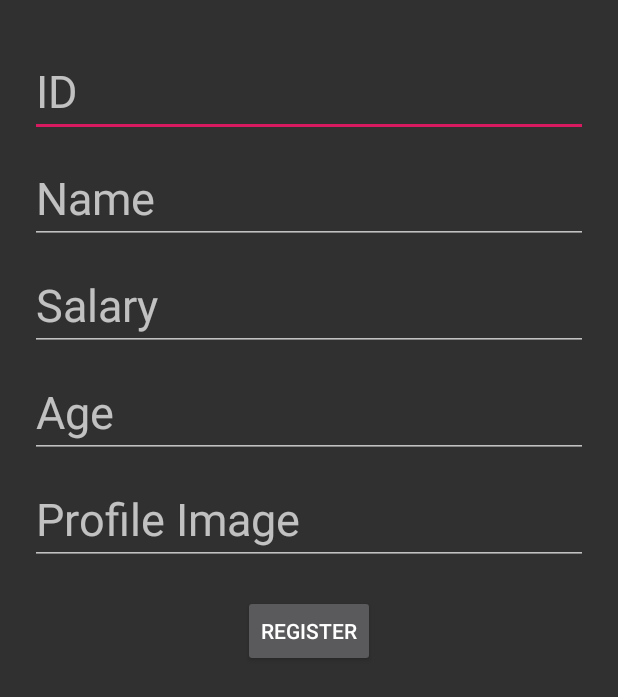
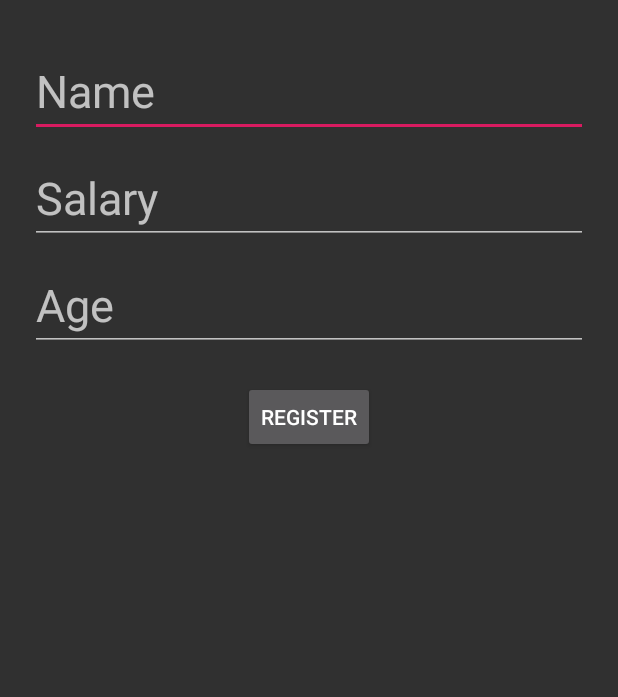
Before and after one commit to sarbajeetchhetri/ApI_Insert, an Android app: the RegisterActivity screen opened directly, with no data from a screen before it, after a tap on "REGISTER", on a phone screen of 412 x 824 dp. Shown: the top 697 px of the screen. Run offline under Robolectric (Android 15) with nearby library versions, the phone set to English and light mode, and no system bars; 3 statements that could not run were skipped.

```diff
--- a/app/src/main/java/ClientAPI/EmployeeAPI.java
+++ b/app/src/main/java/ClientAPI/EmployeeAPI.java
@@ -3,8 +3,13 @@ package ClientAPI;
 import java.util.List;
 
 import model.Employee;
+import model.EmployeeCUD;
 import retrofit2.Call;
+import retrofit2.http.Body;
+import retrofit2.http.DELETE;
 import retrofit2.http.GET;
+import retrofit2.http.POST;
+import retrofit2.http.PUT;
 import retrofit2.http.Path;
 
 public interface EmployeeAPI {
@@ -12,8 +17,16 @@ public interface EmployeeAPI {
     @GET("employees")
     Call<List<Employee>> getEmployee();
 
+    @POST("create")
+    Call<Void> registerEmployee(@Body EmployeeCUD emp);
+
     @GET("employee/{empID}")
     Call<Employee> getEmployeeByID(@Path("empID") int empID);
 
+    @PUT("update/{empID}")
+    Call<Void> updateEmployee(@Path("empID") int empID, @Body EmployeeCUD emp);
+
+    @DELETE ("delete/{empID}")
+    Call<Void> deleteEmployee(@Path("empID") int empID);
 
 }
--- a/app/src/main/java/com/example/apifirst/RegisterActivity.java
+++ b/app/src/main/java/com/example/apifirst/RegisterActivity.java
@@ -6,9 +6,19 @@ import android.os.Bundle;
 import android.view.View;
 import android.widget.Button;
 import android.widget.EditText;
+import android.widget.Toast;
+
+import ClientAPI.EmployeeAPI;
+import model.EmployeeCUD;
+import retrofit2.Call;
+import retrofit2.Callback;
+import retrofit2.Response;
+import retrofit2.Retrofit;
+import retrofit2.converter.gson.GsonConverterFactory;
 
 public class RegisterActivity extends AppCompatActivity {
-    private EditText etID, etName, etSalary, etAge, etProfile;
+    private static final String BaseURL ="http://dummy.restapiexample.com/api/v1/";
+    private EditText etName, etSalary, etAge;
     private Button btnRegister;
 
     @Override
@@ -16,30 +26,54 @@ public class RegisterActivity extends AppCompatActivity {
         super.onCreate(savedInstanceState);
         setContentView(R.layout.activity_register);
 
-        etID = findViewById(R.id.etID);
         etName = findViewById(R.id.etName);
         etSalary = findViewById(R.id.etSalary);
         etAge = findViewById(R.id.etAge);
-        etProfile = findViewById(R.id.etProfile);
 
         btnRegister = findViewById(R.id.btnRegister);
 
         btnRegister.setOnClickListener(new View.OnClickListener() {
             @Override
             public void onClick(View v) {
-                String name,profile;
-                int id,age;
-                float salary;
+               Register();
 
-                name = etName.getText().toString();
-                profile = etProfile.getText().toString();
-                id = Integer.parseInt(etID.getText().toString());
-                age =Integer.parseInt(etAge.getText().toString());
-                salary =Float.parseFloat(etSalary.getText().toString());
+            }
+        });
+    }
+    private void Register(){
+        String name;
+        int age;
+        float salary;
 
+        name = etName.getText().toString();
+        age =Integer.parseInt(etAge.getText().toString());
+        salary =Float.parseFloat(etSalary.getText().toString());
+
+        EmployeeCUD employee = new EmployeeCUD(name, salary, age);
+
+        Retrofit retrofit =new Retrofit.Builder()
+                .baseUrl(BaseURL)
+                .addConverterFactory(GsonConverterFactory.create())
+                .build();
+
+        EmployeeAPI employeeAPI  = retrofit.create(EmployeeAPI.class);
+
+        Call<Void> voidCall = employeeAPI.registerEmployee(employee);
+
+        voidCall.enqueue(new Callback<Void>() {
+            @Override
+            public void onResponse(Call<Void> call, Response<Void> response) {
+                Toast.makeText(RegisterActivity.this,"Successfully Registered",Toast.LENGTH_SHORT).show();
+            }
+
+            @Override
+            public void onFailure(Call<Void> call, Throwable t) {
+                Toast.makeText(RegisterActivity.this,"Error" + t.getLocalizedMessage(),Toast.LENGTH_SHORT).show();
 
 
             }
         });
+
+
     }
 }
--- /dev/null
+++ b/app/src/main/java/model/EmployeeCUD.java
@@ -0,0 +1,55 @@
+package model;
+
+public class EmployeeCUD {
+    private int id;
+    private String name;
+    private float salary;
+    private int age;
+    private String profile_iamge;
+
+    public EmployeeCUD(String name, float salary, int age) {
+        this.name = name;
+        this.salary = salary;
+        this.age = age;
+    }
+
+    public int getId() {
+        return id;
+    }
+
+    public void setId(int id) {
+        this.id = id;
+    }
+
+    public String getName() {
+        return name;
+    }
+
+    public void setName(String name) {
+        this.name = name;
+    }
+
+    public float getSalary() {
+        return salary;
+    }
+
+    public void setSalary(float salary) {
+        this.salary = salary;
+    }
+
+    public int getAge() {
+        return age;
+    }
+
+    public void setAge(int age) {
+        this.age = age;
+    }
+
+    public String getProfile_iamge() {
+        return profile_iamge;
+    }
+
+    public void setProfile_iamge(String profile_iamge) {
+        this.profile_iamge = profile_iamge;
+    }
+}
--- a/app/src/main/res/layout/activity_register.xml
+++ b/app/src/main/res/layout/activity_register.xml
@@ -8,13 +8,6 @@
     android:layout_margin="20dp"
     tools:context=".RegisterActivity">
 
-    <EditText
-        android:id="@+id/etID"
-        android:layout_width="match_parent"
-        android:layout_height="wrap_content"
-        android:hint="ID"
-        android:layout_marginTop="10dp"
-        android:textSize="30sp"/>
     <EditText
         android:id="@+id/etName"
         android:layout_width="match_parent"
@@ -36,13 +29,7 @@
         android:hint="Age"
         android:layout_marginTop="10dp"
         android:textSize="30sp"/>
-    <EditText
-        android:id="@+id/etProfile"
-        android:layout_width="match_parent"
-        android:layout_height="wrap_content"
-        android:hint="Profile Image"
-        android:layout_marginTop="10dp"
-        android:textSize="30sp"/>
+
 
     <Button
         android:id="@+id/btnRegister"
```
Also changed, not shown: app/src/main/java/com/example/apifirst/SearchActivity.java (+80 -4 lines).
